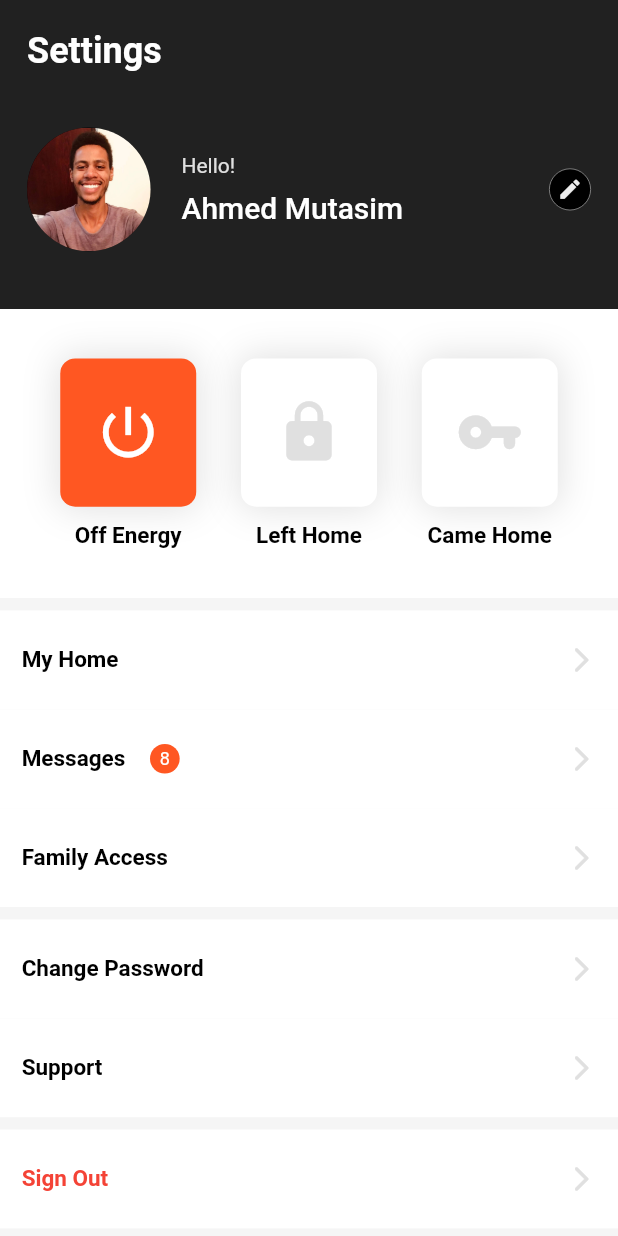
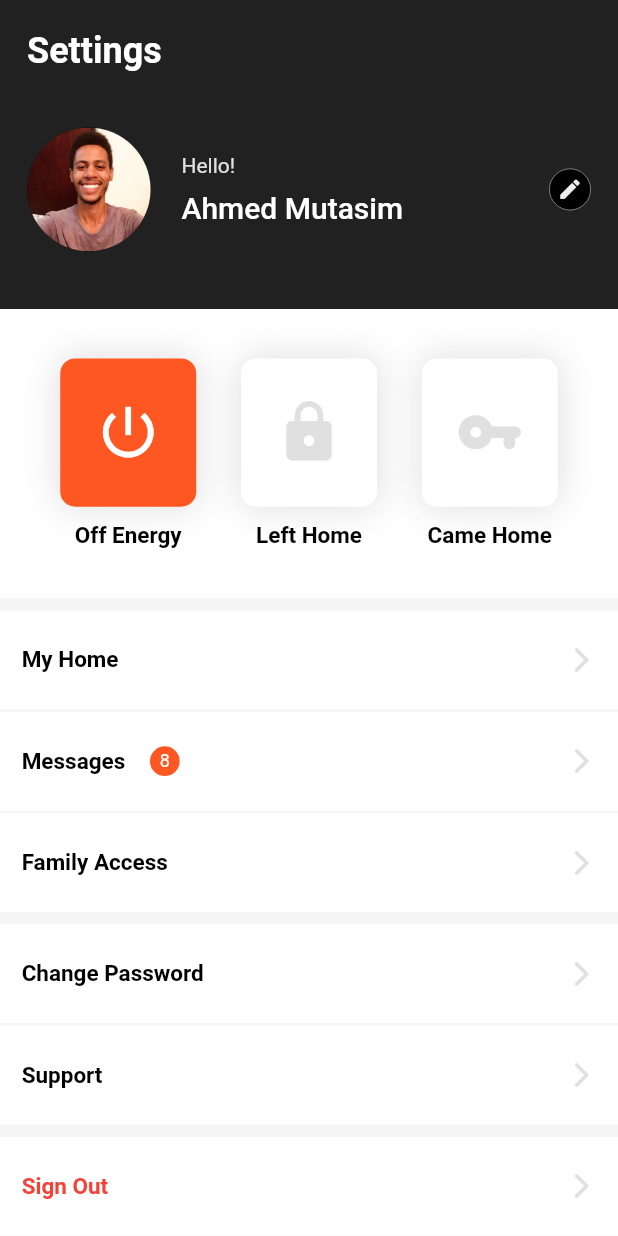
Before and after one commit to A7mDM3tSiM/UIPractice-1, a Flutter app: the screen it shows after launch, on a phone screen of 412 x 824 dp. Run offline on Flutter 3.47's test engine with Material 2 defaults, Android fonts, the phone set to English and light mode, and no system bars.

Commit message:
divide between options

```diff
--- a/lib/main.dart
+++ b/lib/main.dart
@@ -200,12 +200,21 @@ class _MyHomePageState extends State<MyHomePage> {
             height: height * .01,
           ),
           option(title: "My Home", h: height * .08, w: width),
+          SizedBox(
+            height: height * 0.002,
+          ),
           option(title: "Messages", message: true, h: height * .08, w: width),
+          SizedBox(
+            height: height * 0.002,
+          ),
           option(title: "Family Access", h: height * .08, w: width),
           SizedBox(
             height: height * 0.01,
           ),
           option(title: "Change Password", h: height * .08, w: width),
+          SizedBox(
+            height: height * 0.002,
+          ),
           option(title: "Support", h: height * .08, w: width),
           SizedBox(
             height: height * 0.01,
```
